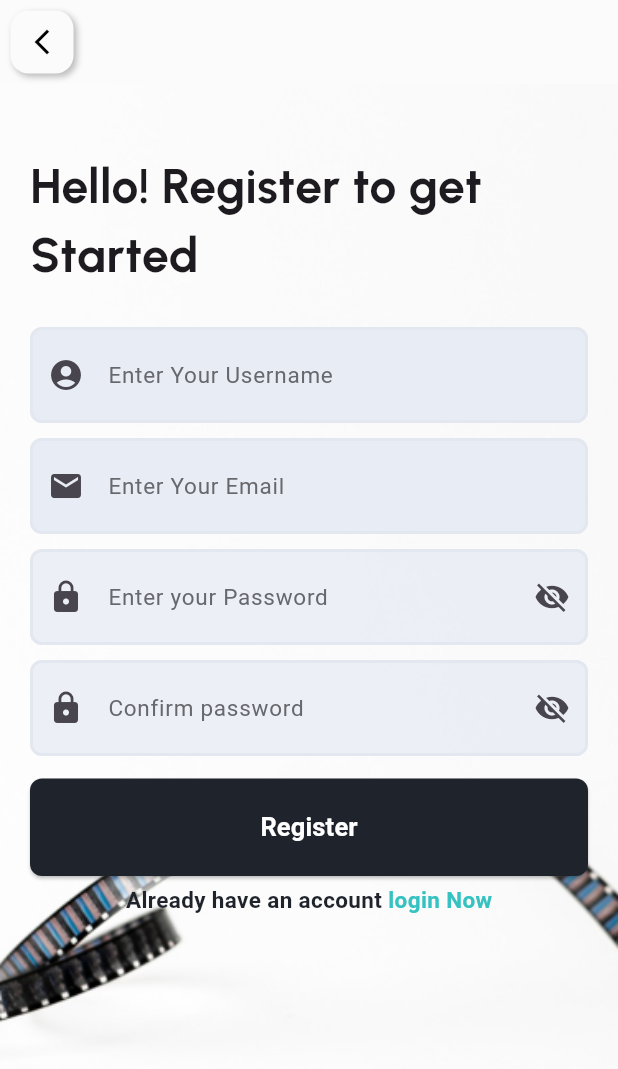
After one commit to Body811/MovieApp, a Flutter app: the screen it shows after launch, after a tap on "Register Now", on a phone screen of 412 x 824 dp. The commit adds this screen. Shown: the top 1069 px of the screen. Run offline on Flutter 3.47's test engine with Material 3 defaults, Android fonts, the phone set to English and light mode, and no system bars; our stand-ins replace google_fonts.

Commit message:
added registeration page and utility functions

```diff
--- /dev/null
+++ b/lib/pages/authenticationPages/login.dart
@@ -0,0 +1,68 @@
+
+import 'package:flutter/cupertino.dart';
+import 'package:flutter/material.dart';
+import 'package:movie_app/utils/authenticationUtils.dart';
+import 'package:movie_app/pages/authenticationPages/register.dart';
+
+
+class Login extends StatelessWidget {
+   Login({super.key});
+
+  final TextEditingController _emailController = TextEditingController();
+  final TextEditingController _passwordController = TextEditingController();
+
+  @override
+  Widget build(BuildContext context) {
+    return  Scaffold(
+      // resizeToAvoidBottomInset: false,
+      appBar: AppBar(backgroundColor: Colors.white,),
+      body: Container(
+        width: MediaQuery.of(context).size.width,
+        decoration:  const BoxDecoration(
+          image: DecorationImage(
+            image: AssetImage('assets/Film_elements_on_white_background_with_copy_space.png'),
+            fit: BoxFit.fitWidth,
+            alignment: Alignment.bottomCenter,
+          )
+        ),
+        child:  Padding(
+          padding: const EdgeInsets.fromLTRB(20.0, 10.0, 20.0, 20.0),
+          child: Column(
+            children: <Widget>[
+              const SizedBox(height: 35),
+              WelcomeText.getText(text: "Welcome back! Glad \nto see you, Again!"),
+              const SizedBox(height: 25),
+              InputField.getInputField(
+                hintText: "Enter Your Email",
+                controller: _emailController,
+                icon: Icons.email,
+              ),
+
+              const SizedBox(height: 20),
+              PasswordInputField(text: "Enter your Password", controller: _passwordController),
+               const SizedBox(height: 3),
+               Align(
+                alignment:Alignment.topRight,
+                child: InkWell(onTap:() {} , child: const Text("Forgot Password?",style: TextStyle(color: Color(0xFF67686D))))
+              ),
+              const SizedBox(height: 15),
+              AuthenticationScreenButton.getButton(text: "Login", onPress: (){}),
+              const SizedBox(height:5),
+               Row(
+                mainAxisAlignment: MainAxisAlignment.center,
+                children: [
+                  const Text("Don't have an account?", style: TextStyle(fontSize: 15, fontWeight:FontWeight.w600, color: Color(0xFF1E232C))),
+                  InkWell(
+                      onTap:(){
+                        Navigator.push(context, MaterialPageRoute(builder: (context) =>  Register()));
+                      },
+                      child: const Text(" Register Now",style: TextStyle(fontSize: 15, fontWeight:FontWeight.w600 ,color: Color(0xFF35C2C1))))
+                ],
+              ),
+            ],
+          ),
+        ),
+      ),
+    );
+  }
+}
--- /dev/null
+++ b/lib/pages/authenticationPages/register.dart
@@ -0,0 +1,69 @@
+
+import 'package:flutter/material.dart';
+import 'package:movie_app/utils/authenticationUtils.dart';
+
+
+class Register extends StatelessWidget {
+   Register ({super.key});
+  final TextEditingController _userNameController = TextEditingController();
+  final TextEditingController _emailController = TextEditingController();
+  final TextEditingController _passwordController = TextEditingController();
+  final TextEditingController _confirmPasswordController = TextEditingController();
+
+  @override
+  Widget build(BuildContext context) {
+    return Scaffold(
+      appBar: AuthenticationAppbar.getAppbar(context: context),
+      body: Container(
+        width: MediaQuery.of(context).size.width,
+        height: MediaQuery.of(context).size.height,
+        decoration:  const BoxDecoration(
+            image: DecorationImage(
+              image: AssetImage('assets/Curled_film_stripes_isolated_white_background.png'),
+              fit: BoxFit.cover,
+              alignment: Alignment.bottomCenter,
+            )
+        ),
+        child: SingleChildScrollView(
+          child: Padding(
+            padding: const EdgeInsets.fromLTRB(20.0, 10.0, 20.0, 20.0),
+            child: Column(
+              children: <Widget>[
+                const SizedBox(height: 35),
+                WelcomeText.getText(text: "Hello! Register to get \nStarted"),
+                const SizedBox(height: 25),
+                InputField.getInputField(
+                  hintText: "Enter Your Username",
+                  controller: _userNameController,
+                  icon: Icons.account_circle,
+                ),
+                const SizedBox(height: 10),
+                InputField.getInputField(
+                  hintText: "Enter Your Email",
+                  controller: _emailController,
+                  icon: Icons.email,
+                ),
+                const SizedBox(height: 10),
+                PasswordInputField(text: "Enter your Password", controller: _passwordController),
+                const SizedBox(height: 10),
+                PasswordInputField(text: "Confirm password", controller: _confirmPasswordController),
+                const SizedBox(height: 15),
+                AuthenticationScreenButton.getButton(text: "Register", onPress: (){}),
+                const SizedBox(height:5),
+                Row(
+                  mainAxisAlignment: MainAxisAlignment.center,
+                  children: [
+                    const Text("Already have an account", style: TextStyle(fontSize: 15, fontWeight:FontWeight.w600, color: Color(0xFF1E232C))),
+                    InkWell(
+                        onTap:(){Navigator.pop(context);},
+                        child: const Text(" login Now",style: TextStyle(fontSize: 15, fontWeight:FontWeight.w600 ,color: Color(0xFF35C2C1))))
+                  ],
+                ),
+              ],
+            ),
+          ),
+        ),
+      ),
+    );
+  }
+}
--- /dev/null
+++ b/lib/utils/authenticationUtils.dart
@@ -0,0 +1,147 @@
+
+
+
+import 'package:flutter/material.dart';
+import 'package:flutter/widgets.dart';
+import 'package:google_fonts/google_fonts.dart';
+
+  class WelcomeText{
+  static Widget getText({required String text}){
+    return Align(
+      alignment: Alignment.centerLeft,
+      child: Text(text,
+        style: GoogleFonts.urbanist(
+          textStyle: const TextStyle(fontSize: 32, fontWeight: FontWeight.w700,),
+        ), // GoogleFonts
+      ),
+    );
+  }
+}
+
+
+class InputField{
+  static Widget getInputField({
+    required String hintText,
+    required TextEditingController controller,
+    required IconData icon,
+  }) {
+    return TextField(
+      controller: controller,
+      cursorColor: Colors.black,
+      decoration: InputDecoration(
+        hintText: hintText,
+        hintStyle: const TextStyle(color:Color(0xFF67686D), fontSize: 15),
+        filled: true,
+        fillColor: const Color(0xFFE8ECF4),
+        prefixIcon: Icon(icon),
+        contentPadding: const EdgeInsets.symmetric(vertical: 20.0, horizontal: 16.0),
+        enabledBorder: OutlineInputBorder(
+            borderSide: const BorderSide(color: Color(0xFFE3E7EF), width: 2.0),
+            borderRadius: BorderRadius.circular(8)
+        ),
+        focusedBorder: OutlineInputBorder(
+          borderSide: const BorderSide(color: Color(0xFFE3E7EF), width: 5.0),
+          borderRadius: BorderRadius.circular(8),
+        ),
+      ),
+    );
+  }
+}
+
+class AuthenticationScreenButton{
+  static Widget getButton({required String text, required Function onPress}){
+    return SizedBox(
+      width: 900,
+      height: 65,
+      child: ElevatedButton(
+          style: ElevatedButton.styleFrom(
+              backgroundColor: const Color(0xFF1E232C),
+              foregroundColor: Colors.white,
+              shape: RoundedRectangleBorder(borderRadius: BorderRadius.circular(8))),
+          onPressed: () => onPress,
+          child: Text(text,style: const TextStyle(fontSize: 17,fontWeight: FontWeight.w600),)
+      ),
+    );
+  }
+}
+
+class AuthenticationAppbar{
+    static AppBar getAppbar({required BuildContext context}){
+      return AppBar(
+        backgroundColor:  const Color(0xFFFBFBFB),
+        scrolledUnderElevation: 0,
+        leading: Padding(
+          padding: const EdgeInsets.all(7.0),
+          child: Container(
+            width: double.infinity,
+            height: double.infinity,
+            decoration:BoxDecoration(
+                color: const Color(0xFFFBFBFB),
+                borderRadius: BorderRadius.circular(12),
+                boxShadow:[
+                  BoxShadow(
+                    color: Colors.grey.shade400,
+                    offset: const Offset(2, 2),
+                    blurRadius: 3,
+                  ),
+                ],
+            ),
+            child: IconButton(
+              icon: const Icon(Icons.arrow_back_ios_new,color: Colors.black,size: 20,),
+              onPressed: () {
+                Navigator.pop(context);
+              },
+            ),
+          ),
+        ),
+      );
+    }
+}
+
+
+class PasswordInputField extends StatefulWidget {
+  final TextEditingController controller;
+  final String text;
+  const PasswordInputField({super.key, required this.controller, required this.text});
+
+  @override
+  State<PasswordInputField> createState() => PasswordInputFieldState();
+}
+
+class PasswordInputFieldState extends State<PasswordInputField> {
+
+  bool _isObscureText = true;
+
+  @override
+  Widget build(BuildContext context) {
+    return  TextField(
+      controller: widget.controller,
+      cursorColor: Colors.black,
+      obscureText: _isObscureText,
+      decoration: InputDecoration(
+        hintText: widget.text,
+        hintStyle: const TextStyle(color:Color(0xFF67686D), fontSize: 15),
+        filled: true,
+        fillColor: const Color(0xD0E8ECF4),
+        prefixIcon: const Icon(Icons.lock),
+        suffixIcon: IconButton(
+          icon: Icon(_isObscureText ? Icons.visibility_off : Icons.visibility),
+          onPressed: () {
+            setState(() {
+              _isObscureText = !_isObscureText;
+            });
+          },
+        ),
+        contentPadding: const EdgeInsets.symmetric(vertical: 20.0, horizontal: 16.0),
+        enabledBorder: OutlineInputBorder(
+            borderSide: const BorderSide(color: Color(0xFFE3E7EF), width: 2.0),
+            borderRadius: BorderRadius.circular(8)
+        ),
+        focusedBorder: OutlineInputBorder(
+          borderSide: const BorderSide(color: Color(0xFFE3E7EF), width: 5.0),
+          borderRadius: BorderRadius.circular(8),
+        ),
+      ),
+    );
+  }
+}
```
Also changed, not shown: lib/main.dart (+7 -3 lines), lib/pages/Login.dart (deleted, +0 -170 lines), 1 other file.
